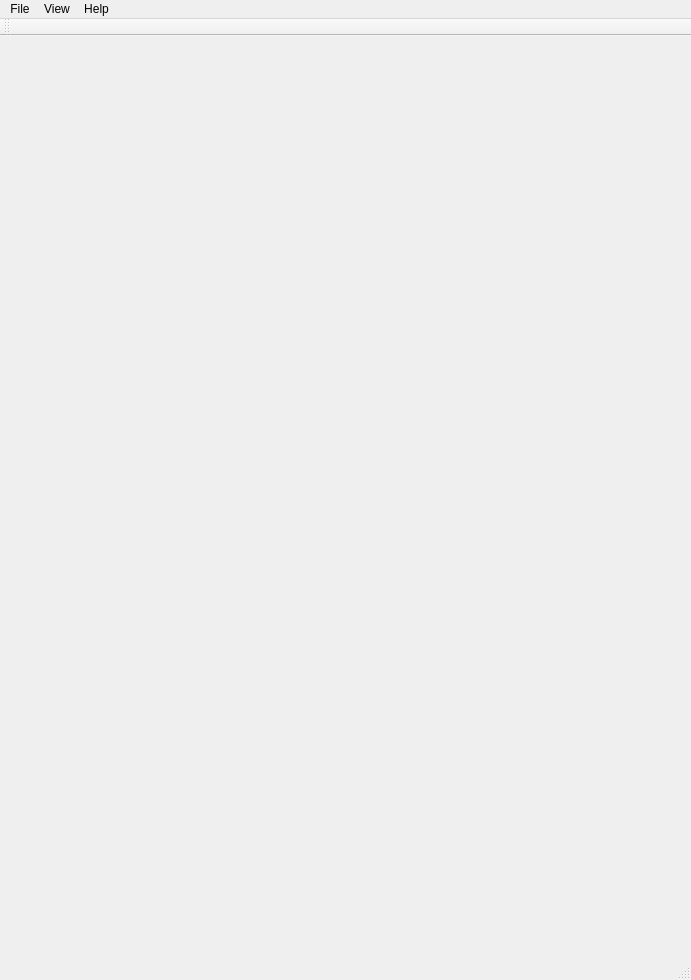
First picture: the form in mainwindow.ui, repository stoefer/aeo-light, before the edit.
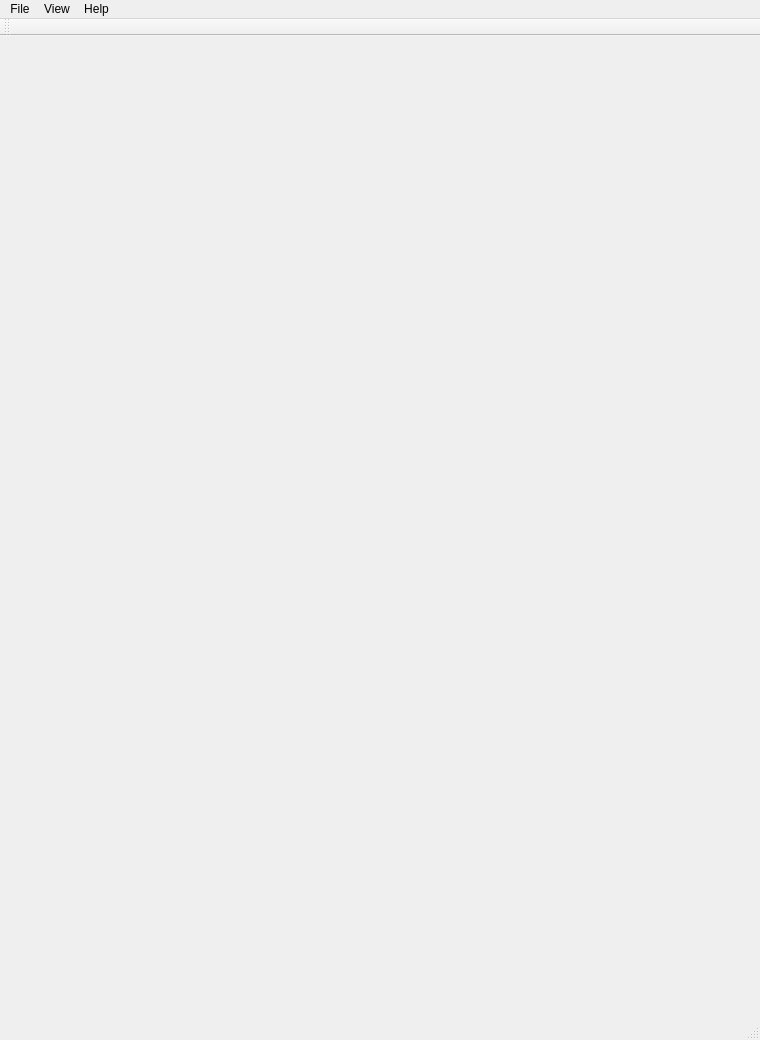
Second picture: the form after the edit. Icons and pictures are not drawn.

Commit message: Increase default main window size to avoid scrollbars

Diff of the .ui file:
```diff
--- a/mainwindow.ui
+++ b/mainwindow.ui
@@ -9,10 +9,16 @@
    <rect>
     <x>0</x>
     <y>0</y>
-    <width>691</width>
-    <height>980</height>
+    <width>760</width>
+    <height>1040</height>
    </rect>
   </property>
+  <property name="minimumSize">
+   <size>
+    <width>760</width>
+    <height>1040</height>
+   </size>
+  </property>
   <property name="windowTitle">
    <string>MainWindow</string>
   </property>
@@ -2373,7 +2379,7 @@
     <rect>
      <x>0</x>
      <y>0</y>
-     <width>691</width>
+     <width>760</width>
      <height>21</height>
     </rect>
    </property>
```
